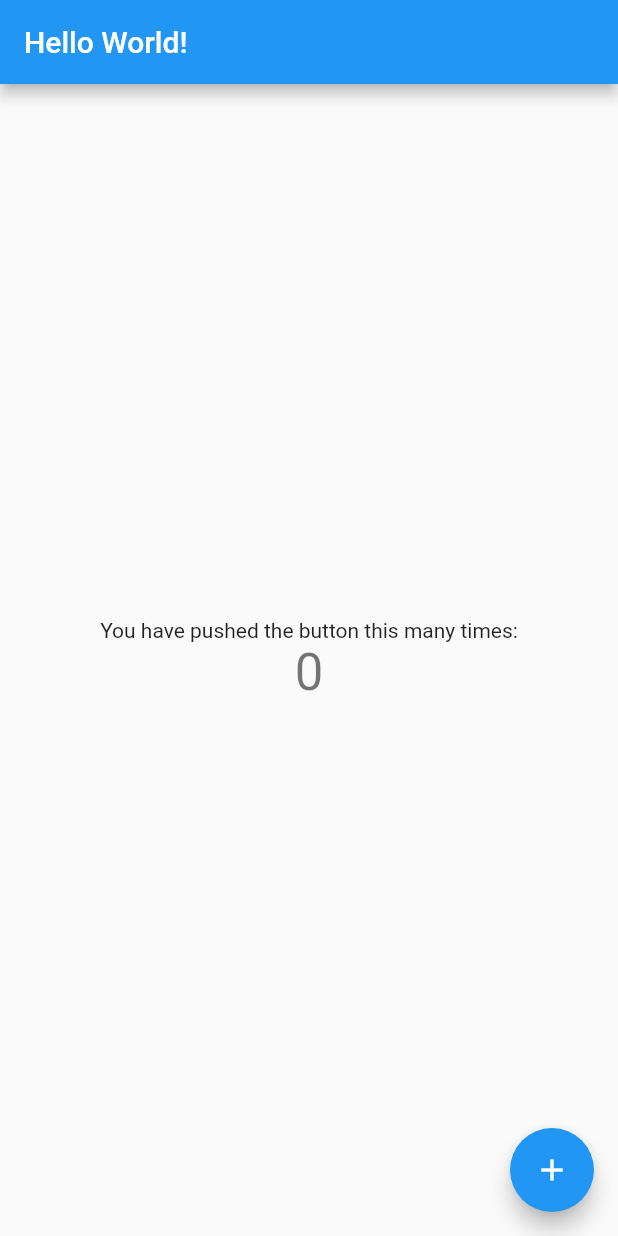
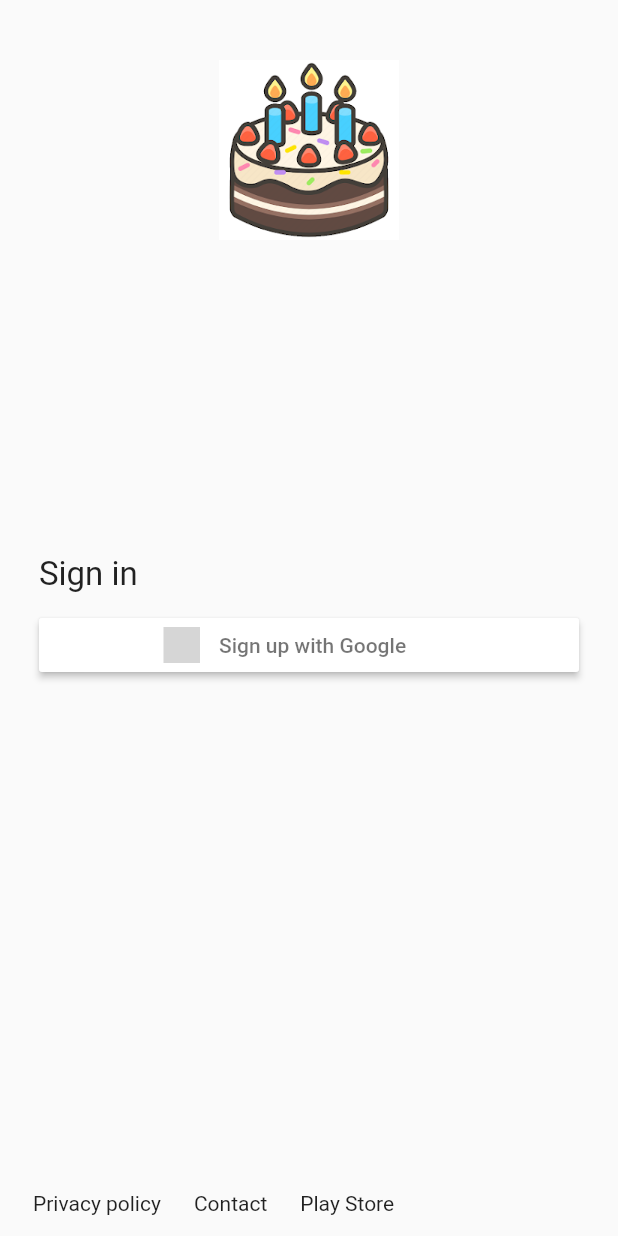
Before and after one commit to Martoxdlol/birthday_reminder, a Flutter app: the screen it shows after launch, on a phone screen of 412 x 824 dp. Run offline on Flutter 3.47's test engine with Material 2 defaults, Android fonts, the light colour scheme and no system bars; our stand-ins replace cloud_firestore, firebase_auth, firebase_core, flutter_signin_button; accounts and stored records are empty; generated files the repository leaves out were written again; grey boxes are pictures that could not be loaded.

Commit message:
read from firestore and login

```diff
--- /dev/null
+++ b/lib/auth_wrapper.dart
@@ -0,0 +1,25 @@
+import 'package:birthday_reminder/home.dart';
+import 'package:birthday_reminder/login.dart';
+import 'package:firebase_auth/firebase_auth.dart';
+import 'package:flutter/material.dart';
+
+class AppAuthWrapper extends StatelessWidget {
+  const AppAuthWrapper({super.key});
+
+  @override
+  Widget build(BuildContext context) {
+    return StreamBuilder<User?>(
+      stream: FirebaseAuth.instance.authStateChanges(),
+      builder: (context, snapshot) {
+        final user = snapshot.data;
+        if (user != null) {
+          // User is signed in.
+          return Home();
+        } else {
+          // User is not signed in.
+          return LoginPage();
+        }
+      },
+    );
+  }
+}
--- a/lib/l10n/app_en.arb
+++ b/lib/l10n/app_en.arb
@@ -1,6 +1,4 @@
 {
-    "helloWorld": "Hello World!",
-    "@helloWorld": {
-      "description": "The conventional newborn programmer greeting"
-    }
+    "appName": "Birthday Reminder",
+    "signIn": "Sign in"
 }
--- a/lib/l10n/app_es.arb
+++ b/lib/l10n/app_es.arb
@@ -1,3 +1,5 @@
 {
-    "helloWorld": "¡Hola Mundo!"
+    "appName": "Recordador de cumpleaños",
+    "signIn": "Iniciar sesión"
+
 }
--- /dev/null
+++ b/lib/login.dart
@@ -0,0 +1,122 @@
+import 'package:birthday_reminder/strings.dart';
+import 'package:firebase_auth/firebase_auth.dart';
+import 'package:flutter/material.dart';
+import 'package:flutter_signin_button/flutter_signin_button.dart';
+import 'package:flutter_gen/gen_l10n/app_localizations.dart';
+
+class LoginPage extends StatelessWidget {
+  const LoginPage({super.key});
+
+  @override
+  Widget build(BuildContext context) {
+    final statusBarHeight = MediaQuery.of(context).padding.top;
+    final height = MediaQuery.of(context).size.height;
+    final strings = appStrings(context);
+
+    Widget body = Stack(children: [
+      Positioned(
+        top: statusBarHeight + 10,
+        left: 0,
+        right: 0,
+        child: Column(children: [
+          // Text(
+          //   strings.appName,
+          //   style: TextStyle(fontSize: 20),
+          // ),
+          const SizedBox(height: 30),
+          Image.asset(
+            'assets/icon.png',
+            width: 120,
+          )
+        ]),
+      ),
+      Container(
+        padding: EdgeInsets.all(26),
+        child: Column(
+          mainAxisAlignment: MainAxisAlignment.center,
+          crossAxisAlignment: CrossAxisAlignment.start,
+          children: [
+            Text(
+              strings.signIn,
+              style: TextStyle(fontSize: 22),
+            ),
+            const SizedBox(
+              height: 10,
+            ),
+            SizedBox(
+              width: double.infinity,
+              child: SignInButton(
+                Buttons.Google,
+                text: "Sign up with Google",
+                onPressed: () {
+                  FirebaseAuth.instance
+                      .signInWithProvider(GoogleAuthProvider());
+                },
+              ),
+            ),
+            // SizedBox(
+            //   width: double.infinity,
+            //   child: SignInButton(
+            //     Buttons.Apple,
+            //     text: "Sign up with Apple",
+            //     onPressed: () {},
+            //   ),
+            // )
+          ],
+        ),
+      ),
+      Positioned(
+        bottom: 0,
+        left: 0,
+        right: 0,
+        child: Container(
+          child: Padding(
+            padding: EdgeInsets.symmetric(horizontal: 22, vertical: 14),
+            child: Row(
+              children: const [
+                Text("Privacy policy"),
+                SizedBox(width: 22),
+                Text("Contact"),
+                SizedBox(width: 22),
+                Text("Play Store"),
+              ],
+            ),
+          ),
+        ),
+      )
+    ]);
+
+    if (height < 450) {
+      body = SingleChildScrollView(
+        child: Container(
+          height: 450,
+          child: body,
+        ),
+      );
+    }
+
+    return Scaffold(body: body);
+  }
+}
+
+class SigninWithButton extends StatelessWidget {
+  const SigninWithButton({super.key});
+
+  @override
+  Widget build(BuildContext context) {
+    return ElevatedButton.icon(
+      // style: ButtonStyle(
+      //   backgroundColor: MaterialStateProperty.all(Colors.white),
+      //   textStyle: MaterialStateProperty.all(
+      //     TextStyle(color: Colors.black),
+      //   ),
+      // ),
+      onPressed: () {},
+      icon: Image.network(
+          'http://pngimg.com/uploads/google/google_PNG19635.png',
+          width: 30,
+          fit: BoxFit.cover),
+      label: Text("Sigin With Google"),
+    );
+  }
+}
--- a/lib/main.dart
+++ b/lib/main.dart
@@ -1,3 +1,4 @@
+import 'package:birthday_reminder/auth_wrapper.dart';
 import 'package:birthday_reminder/firebase_options.dart';
 import 'package:firebase_auth/firebase_auth.dart';
 import 'package:firebase_core/firebase_core.dart';
@@ -35,95 +36,8 @@ class MyApp extends StatelessWidget {
         primarySwatch: Colors.blue,
       ),
       home: Builder(
-        builder: (context) => MyHomePage(
-          title: AppLocalizations.of(context)!.helloWorld,
-        ),
+        builder: (context) => AppAuthWrapper(),
       ),
     );
   }
 }
-
-class MyHomePage extends StatefulWidget {
-  const MyHomePage({super.key, required this.title});
-
-  final String title;
-
-  @override
-  State<MyHomePage> createState() => _MyHomePageState();
-}
-
-class _MyHomePageState extends State<MyHomePage> {
-  int _counter = 0;
-
-  void _incrementCounter() {
-    setState(() {
-      // This call to setState tells the Flutter framework that something has
-      // changed in this State, which causes it to rerun the build method below
-      // so that the display can reflect the updated values. If we changed
-      // _counter without calling setState(), then the build method would not be
-      // called again, and so nothing would appear to happen.
-      _counter++;
-    });
-  }
-
-  @override
-  void initState() {
-    FirebaseAuth.instance.signInWithProvider(GoogleAuthProvider()).then(
-        (value) =>
-            print("\n\n\n>>>>>>>>>>>>>>>>>>>>>>>>>>" + value.toString()));
-
-    super.initState();
-  }
-
-  @override
-  Widget build(BuildContext context) {
-    // This method is rerun every time setState is called, for instance as done
-    // by the _incrementCounter method above.
-    //
-    // The Flutter framework has been optimized to make rerunning build methods
-    // fast, so that you can just rebuild anything that needs updating rather
-    // than having to individually change instances of widgets.
-    return Scaffold(
-      appBar: AppBar(
-        // Here we take the value from the MyHomePage object that was created by
-        // the App.build method, and use it to set our appbar title.
-        title: Text(widget.title),
-      ),
-      body: Center(
-        // Center is a layout widget. It takes a single child and positions it
-        // in the middle of the parent.
-        child: Column(
-          // Column is also a layout widget. It takes a list of children and
-          // arranges them vertically. By default, it sizes itself to fit its
-          // children horizontally, and tries to be as tall as its parent.
-          //
-          // Invoke "debug painting" (press "p" in the console, choose the
-          // "Toggle Debug Paint" action from the Flutter Inspector in Android
-          // Studio, or the "Toggle Debug Paint" command in Visual Studio Code)
-          // to see the wireframe for each widget.
-          //
-          // Column has various properties to control how it sizes itself and
-          // how it positions its children. Here we use mainAxisAlignment to
-          // center the children vertically; the main axis here is the vertical
-          // axis because Columns are vertical (the cross axis would be
-          // horizontal).
-          mainAxisAlignment: MainAxisAlignment.center,
-          children: <Widget>[
-            const Text(
-              'You have pushed the button this many times:',
-            ),
-            Text(
-              '$_counter',
-              style: Theme.of(context).textTheme.headline4,
-            ),
-          ],
-        ),
-      ),
-      floatingActionButton: FloatingActionButton(
-        onPressed: _incrementCounter,
-        tooltip: 'Increment',
-        child: const Icon(Icons.add),
-      ), // This trailing comma makes auto-formatting nicer for build methods.
-    );
-  }
-}
--- /dev/null
+++ b/lib/strings.dart
@@ -0,0 +1,7 @@
+import 'package:flutter/cupertino.dart';
+import 'package:flutter_gen/gen_l10n/app_localizations.dart';
+import 'package:flutter_gen/gen_l10n/app_localizations_en.dart';
+
+AppLocalizations appStrings(BuildContext context) {
+  return AppLocalizations.of(context) ?? AppLocalizationsEn();
+}
```
Also changed, not shown: lib/application_state.dart (deleted, +0 -33 lines), lib/home.dart (added, +39 -0 lines), pubspec.yaml (+4 -4 lines), assets/icon.png (added), pubspec.lock, 6 other files.
